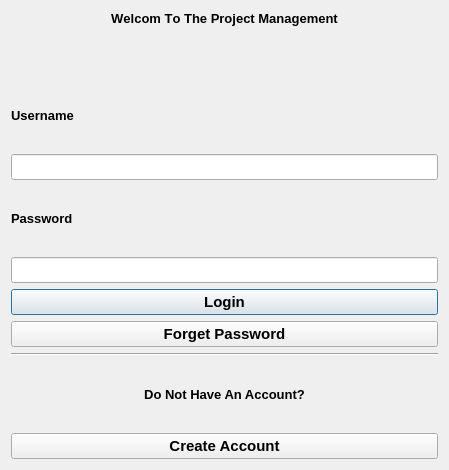
The window that loginwindow.ui (AP-projects-4001/-) describes before a commit, drawn with Qt 5.
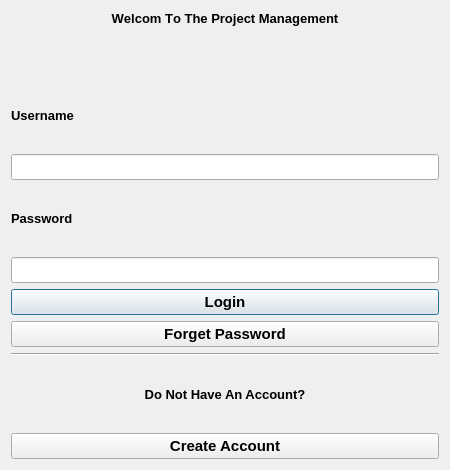
The same window after the commit.

Diff of the .ui file:
```diff
--- a/loginwindow.ui
+++ b/loginwindow.ui
@@ -6,14 +6,20 @@
    <rect>
     <x>0</x>
     <y>0</y>
-    <width>449</width>
+    <width>450</width>
     <height>470</height>
    </rect>
   </property>
+  <property name="minimumSize">
+   <size>
+    <width>450</width>
+    <height>470</height>
+   </size>
+  </property>
   <property name="maximumSize">
    <size>
-    <width>512</width>
-    <height>512</height>
+    <width>450</width>
+    <height>470</height>
    </size>
   </property>
   <property name="windowTitle">
```
